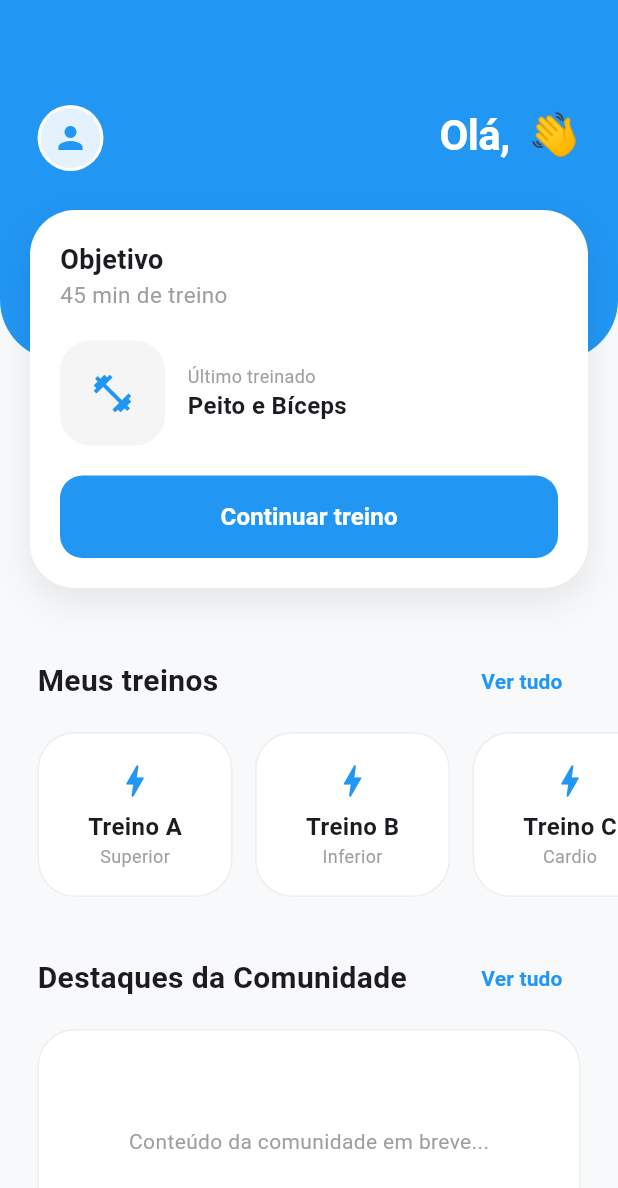
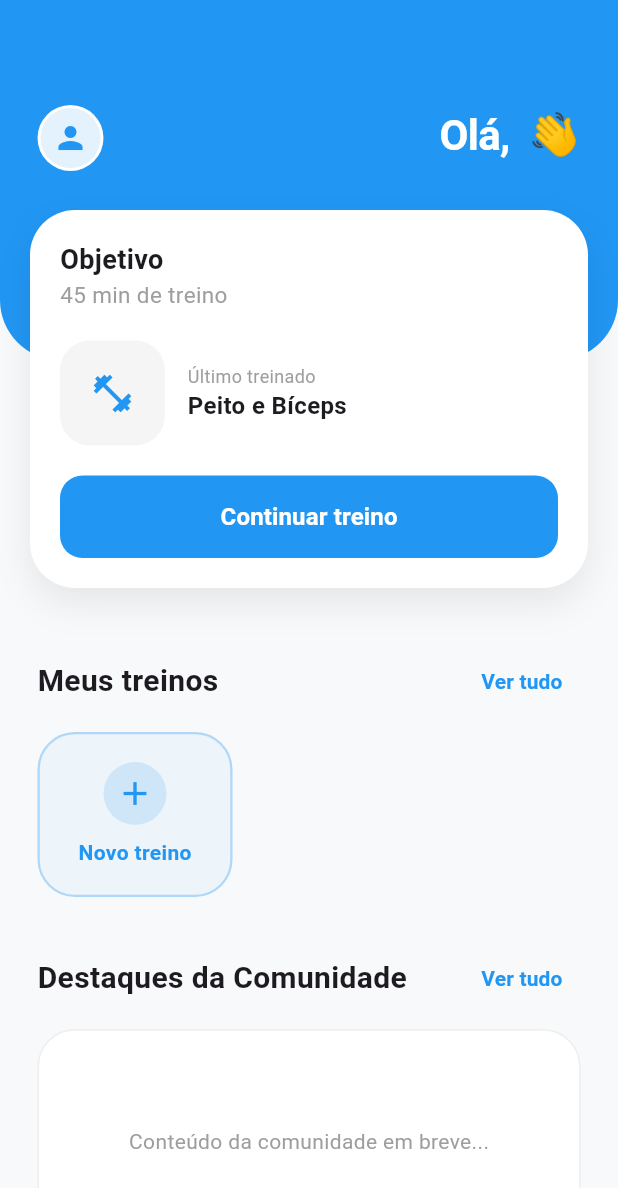
Before and after one commit to FabioZvirJ/scripts, a Flutter app: the HomeView screen opened directly with empty values, on a phone screen of 412 x 824 dp. Shown: the top 1188 px of the screen. Run offline on Flutter 3.47's test engine with Material 3 defaults, Android fonts, the phone set to English and light mode, and no system bars; our stand-ins replace sqflite, sqflite_common_ffi; missing offline and left inert: flag; accounts and stored records are empty.

Commit message:
FEAT: inserindo adicionar treinos

```diff
--- a/gymoraly/lib/views/home_view.dart
+++ b/gymoraly/lib/views/home_view.dart
@@ -1,10 +1,20 @@
 import 'package:flutter/material.dart';
 import 'package:flutter/gestures.dart';
+import 'package:gymoraly/views/add_workout_view.dart';
 import 'package:gymoraly/views/profile_view.dart';
 
-class HomeView extends StatelessWidget {
+// 1. Transformamos em StatefulWidget para ter "memória" e guardar os treinos!
+class HomeView extends StatefulWidget {
   final String userName;
   const HomeView({super.key, required this.userName});
+
+  @override
+  State<HomeView> createState() => _HomeViewState();
+}
+
+class _HomeViewState extends State<HomeView> {
+  // 2. Lista dinâmica que começa vazia!
+  List<Map<String, String>> meusTreinos = [];
 
   @override
   Widget build(BuildContext context) {
@@ -20,7 +30,6 @@ class HomeView extends StatelessWidget {
             Stack(
               clipBehavior: Clip.none,
               children: [
-                // Fundo Azul Arredondado
                 Container(
                   height: 240,
                   width: double.infinity,
@@ -30,11 +39,9 @@ class HomeView extends StatelessWidget {
                   ),
                   padding: const EdgeInsets.only(top: 70, left: 25, right: 25),
                   child: Row(
-                    mainAxisAlignment: MainAxisAlignment.spaceBetween, // Joga um pra cada ponta
+                    mainAxisAlignment: MainAxisAlignment.spaceBetween,
                     crossAxisAlignment: CrossAxisAlignment.start,
                     children: [
-                      // 1. ÍCONE DE PERFIL NA ESQUERDA
-                      // MouseRegion faz o cursor virar a "mãozinha" de clique
                       MouseRegion(
                         cursor: SystemMouseCursors.click,
                         child: GestureDetector(
@@ -42,12 +49,12 @@ class HomeView extends StatelessWidget {
                             Navigator.push(
                               context,
                               MaterialPageRoute(
-                                builder: (context) => ProfileView(userName: userName),
+                                builder: (context) => ProfileView(userName: widget.userName),
                               ),
                             );
                           },
                           child: Container(
-                            padding: const EdgeInsets.all(2), // Bordinha branca
+                            padding: const EdgeInsets.all(2),
                             decoration: const BoxDecoration(
                               color: Colors.white,
                               shape: BoxShape.circle,
@@ -60,14 +67,11 @@ class HomeView extends StatelessWidget {
                           ),
                         ),
                       ),
-
-                      const SizedBox(width: 15), // Espaço de segurança
-
-                      // 2. TEXTO DE SAUDAÇÃO NA DIREITA
+                      const SizedBox(width: 15),
                       Flexible(
                         child: Text(
-                          'Olá, $userName 👋',
-                          textAlign: TextAlign.right, // Alinha o texto na direita
+                          'Olá, ${widget.userName} 👋',
+                          textAlign: TextAlign.right,
                           style: const TextStyle(
                             color: Colors.white,
                             fontSize: 28,
@@ -82,7 +86,6 @@ class HomeView extends StatelessWidget {
                   ),
                 ),
 
-                // Card Branco de Objetivo (Posicionado entre o azul e o cinza)
                 Positioned(
                   top: 140,
                   left: 20,
@@ -103,17 +106,9 @@ class HomeView extends StatelessWidget {
                     child: Column(
                       crossAxisAlignment: CrossAxisAlignment.start,
                       children: [
-                        const Text(
-                          'Objetivo',
-                          style: TextStyle(fontSize: 18, fontWeight: FontWeight.bold),
-                        ),
-                        const Text(
-                          '45 min de treino',
-                          style: TextStyle(fontSize: 15, color: Colors.grey),
-                        ),
+                        const Text('Objetivo', style: TextStyle(fontSize: 18, fontWeight: FontWeight.bold)),
+                        const Text('45 min de treino', style: TextStyle(fontSize: 15, color: Colors.grey)),
                         const SizedBox(height: 20),
-
-                        // Bloco de Miniatura do Exercício
                         Row(
                           children: [
                             Container(
@@ -129,21 +124,13 @@ class HomeView extends StatelessWidget {
                             const Column(
                               crossAxisAlignment: CrossAxisAlignment.start,
                               children: [
-                                Text(
-                                  'Último treinado',
-                                  style: TextStyle(color: Colors.grey, fontSize: 12),
-                                ),
-                                Text(
-                                  'Peito e Bíceps',
-                                  style: TextStyle(fontWeight: FontWeight.bold, fontSize: 16),
-                                ),
+                                Text('Último treinado', style: TextStyle(color: Colors.grey, fontSize: 12)),
+                                Text('Peito e Bíceps', style: TextStyle(fontWeight: FontWeight.bold, fontSize: 16)),
                               ],
                             )
                           ],
                         ),
                         const SizedBox(height: 20),
-
-                        // Botão Continuar
                         SizedBox(
                           width: double.infinity,
                           height: 55,
@@ -153,14 +140,9 @@ class HomeView extends StatelessWidget {
                               backgroundColor: primaryColor,
                               foregroundColor: Colors.white,
                               elevation: 0,
-                              shape: RoundedRectangleBorder(
-                                borderRadius: BorderRadius.circular(15),
-                              ),
+                              shape: RoundedRectangleBorder(borderRadius: BorderRadius.circular(15)),
                             ),
-                            child: const Text(
-                              'Continuar treino',
-                              style: TextStyle(fontSize: 16, fontWeight: FontWeight.bold),
-                            ),
+                            child: const Text('Continuar treino', style: TextStyle(fontSize: 16, fontWeight: FontWeight.bold)),
                           ),
                         )
                       ],
@@ -170,37 +152,30 @@ class HomeView extends StatelessWidget {
               ],
             ),
 
-            // Espaço necessário para compensar o Positioned (Card)
             const SizedBox(height: 190),
 
             // --- SEÇÃO MEUS TREINOS ---
-           // --- SEÇÃO MEUS TREINOS ---
             _buildSectionHeader('Meus treinos'),
             const SizedBox(height: 10),
 
             SizedBox(
               height: 110,
-              // O ScrollConfiguration ensina o Flutter a aceitar o mouse como se fosse um dedo na tela!
               child: ScrollConfiguration(
                 behavior: ScrollConfiguration.of(context).copyWith(
-                  dragDevices: {
-                    PointerDeviceKind.touch, // Dedo no celular
-                    PointerDeviceKind.mouse, // Clique e arraste no Windows/Web
-                  },
+                  dragDevices: { PointerDeviceKind.touch, PointerDeviceKind.mouse },
                 ),
                 child: ListView(
                   scrollDirection: Axis.horizontal,
                   padding: const EdgeInsets.only(left: 25, right: 10),
                   children: [
-                    _buildWorkoutCard('Treino A', 'Superior', primaryColor),
-                    _buildWorkoutCard('Treino B', 'Inferior', primaryColor),
-                    _buildWorkoutCard('Treino C', 'Cardio', primaryColor),
-                    _buildAddWorkoutCard(primaryColor),
+                    // 3. Mapeia a lista real do usuário para gerar os cards dinamicamente
+                    ...meusTreinos.map((treino) => _buildWorkoutCard(treino['nome']!, treino['grupo']!, primaryColor)).toList(),
+
+                    // Botão de adicionar fica sempre no final da lista, passando o 'context' agora
+                    _buildAddWorkoutCard(context, primaryColor),
                   ],
                 ),
               ),
-
-
             ),
 
             const SizedBox(height: 30),
@@ -218,10 +193,7 @@ class HomeView extends StatelessWidget {
                   border: Border.all(color: Colors.grey.shade200),
                 ),
                 child: const Center(
-                  child: Text(
-                    "Conteúdo da comunidade em breve...",
-                    style: TextStyle(color: Colors.grey),
-                  ),
+                  child: Text("Conteúdo da comunidade em breve...", style: TextStyle(color: Colors.grey)),
                 ),
               ),
             ),
@@ -240,23 +212,16 @@ class HomeView extends StatelessWidget {
       child: Row(
         mainAxisAlignment: MainAxisAlignment.spaceBetween,
         children: [
-          Text(
-            title,
-            style: const TextStyle(fontSize: 20, fontWeight: FontWeight.bold),
-          ),
+          Text(title, style: const TextStyle(fontSize: 20, fontWeight: FontWeight.bold)),
           TextButton(
             onPressed: () {},
-            child: const Text(
-              'Ver tudo',
-              style: TextStyle(color: Color(0xFF2196F3), fontWeight: FontWeight.bold),
-            ),
+            child: const Text('Ver tudo', style: TextStyle(color: Color(0xFF2196F3), fontWeight: FontWeight.bold)),
           ),
         ],
       ),
     );
   }
 
-  // Card padrão de treino
   Widget _buildWorkoutCard(String title, String subtitle, Color color) {
     return Container(
       width: 130,
@@ -271,31 +236,38 @@ class HomeView extends StatelessWidget {
         children: [
           Icon(Icons.bolt_rounded, color: color, size: 28),
           const SizedBox(height: 5),
-          Text(
-            title,
-            style: const TextStyle(fontWeight: FontWeight.bold, fontSize: 16),
+          Padding(
+            padding: const EdgeInsets.symmetric(horizontal: 8),
+            child: Text(title, style: const TextStyle(fontWeight: FontWeight.bold, fontSize: 14), textAlign: TextAlign.center, maxLines: 1, overflow: TextOverflow.ellipsis),
           ),
-          Text(
-            subtitle,
-            style: TextStyle(color: Colors.grey.shade500, fontSize: 12),
-          ),
+          Text(subtitle, style: TextStyle(color: Colors.grey.shade500, fontSize: 12)),
         ],
       ),
     );
   }
 
-  // Novo card de adicionar treino (com o sinal de +)
-  Widget _buildAddWorkoutCard(Color color) {
+  // Recebe o BuildContext para conseguir navegar e consertar o erro!
+  Widget _buildAddWorkoutCard(BuildContext context, Color color) {
     return GestureDetector(
-      onTap: () {
-        // Ação para criar um novo treino
-        print("Clicou em adicionar treino!");
+      onTap: () async {
+        // Aguarda a tela de adicionar retornar um novo treino
+        final novoTreino = await Navigator.push(
+          context,
+          MaterialPageRoute(builder: (context) => const AddWorkoutView()),
+        );
+
+        // Se o usuário selecionou um treino, adiciona na lista e recarrega a tela
+        if (novoTreino != null) {
+          setState(() {
+            meusTreinos.add(novoTreino);
+          });
+        }
       },
       child: Container(
         width: 130,
         margin: const EdgeInsets.only(right: 15),
         decoration: BoxDecoration(
-          color: color.withOpacity(0.05), // Fundo azul bem clarinho
+          color: color.withOpacity(0.05),
           borderRadius: BorderRadius.circular(25),
           border: Border.all(color: color.withOpacity(0.3), width: 1.5),
         ),
@@ -304,21 +276,11 @@ class HomeView extends StatelessWidget {
           children: [
             Container(
               padding: const EdgeInsets.all(8),
-              decoration: BoxDecoration(
-                color: color.withOpacity(0.15),
-                shape: BoxShape.circle,
-              ),
+              decoration: BoxDecoration(color: color.withOpacity(0.15), shape: BoxShape.circle),
               child: Icon(Icons.add, color: color, size: 26),
             ),
             const SizedBox(height: 8),
-            Text(
-              'Novo treino',
-              style: TextStyle(
-                color: color,
-                fontWeight: FontWeight.bold,
-                fontSize: 14
-              ),
-            ),
+            Text('Novo treino', style: TextStyle(color: color, fontWeight: FontWeight.bold, fontSize: 14)),
           ],
         ),
       ),
```
Also changed, not shown: gymoraly/lib/views/add_workout_view.dart (added, +217 -0 lines).
